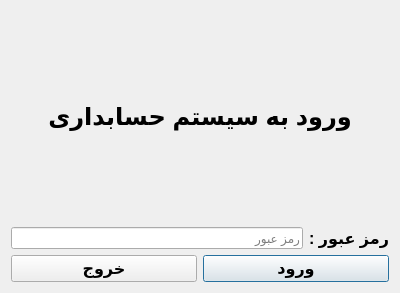
Above: GUI/UI_Files/login.ui from Hojjatrt/Accounting before the change. Below: the same form after it.
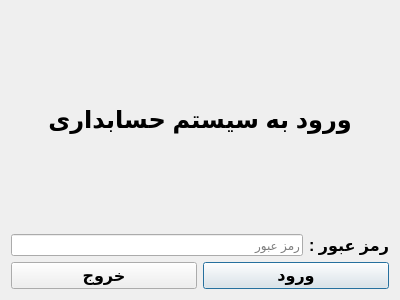
That is the form after the change.

Commit message: edit minimum size of dialog, add password updata dialog to menu

The edit to the form file:
```diff
--- a/GUI/UI_Files/login.ui
+++ b/GUI/UI_Files/login.ui
@@ -7,9 +7,15 @@
     <x>0</x>
     <y>0</y>
     <width>400</width>
-    <height>293</height>
+    <height>300</height>
    </rect>
   </property>
+  <property name="minimumSize">
+   <size>
+    <width>400</width>
+    <height>300</height>
+   </size>
+  </property>
   <property name="windowTitle">
    <string>ورود</string>
   </property>
```
The commit also changes 3 other files.
